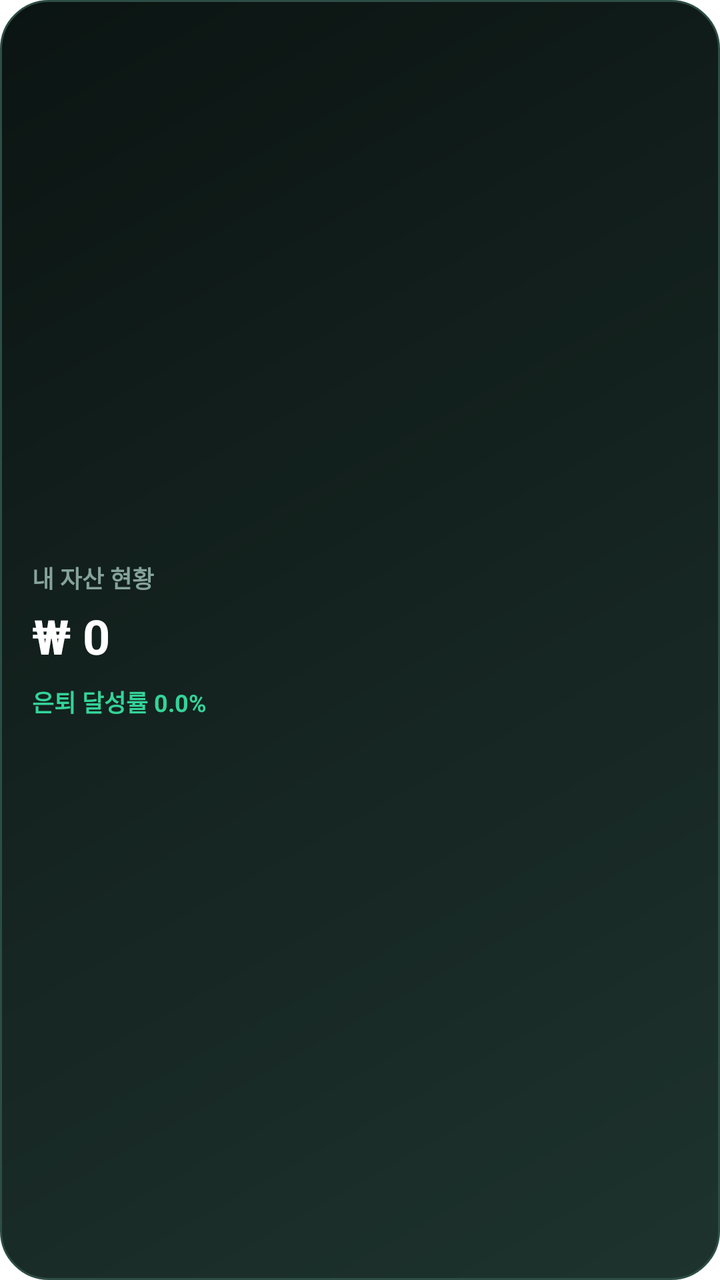
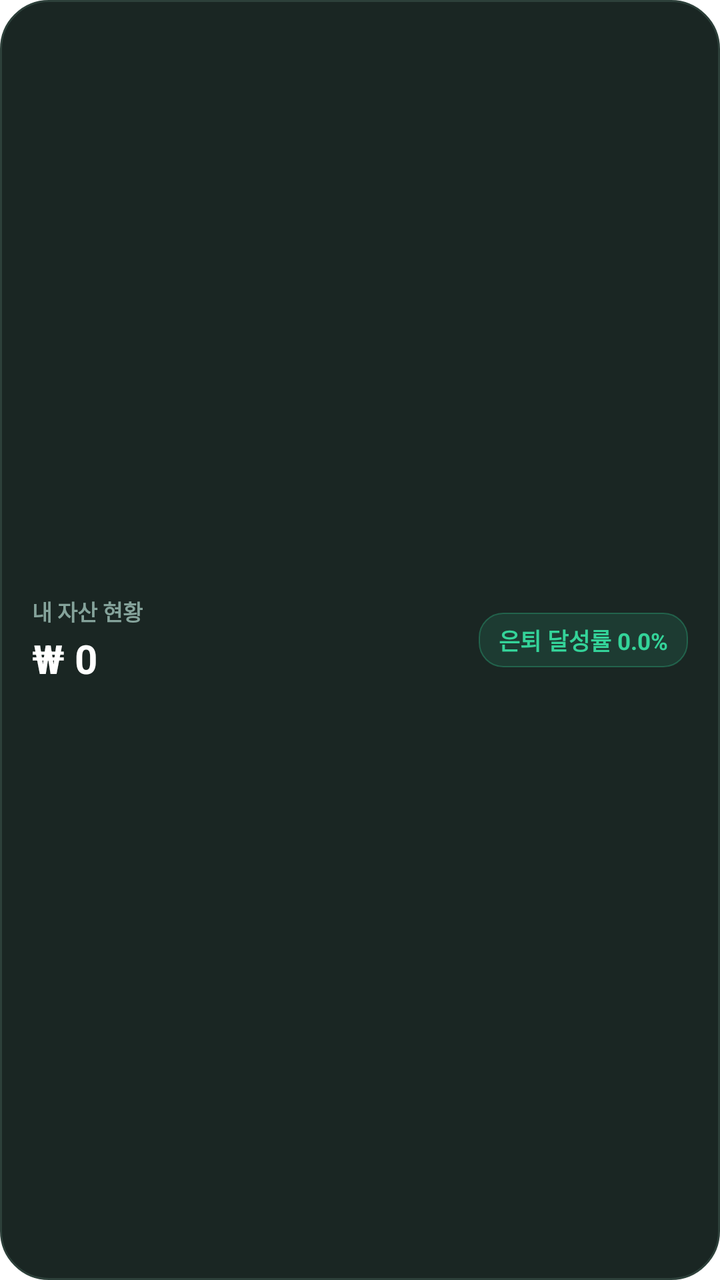

Compare the two renders of this Android layout. The source of the first and the diff that turns it into the second are given below.
<!-- AndroidManifest.xml: fallback theme Theme.MaterialComponents.DayNight.NoActionBar -->
<!-- res/layout/wealth_widget.xml -->
<?xml version="1.0" encoding="utf-8"?>
<LinearLayout xmlns:android="http://schemas.android.com/apk/res/android"
    android:layout_width="match_parent"
    android:layout_height="match_parent"
    android:background="@drawable/widget_bg"
    android:orientation="vertical"
    android:gravity="center_vertical"
    android:padding="16dp">

    <TextView
        android:id="@+id/widget_title"
        android:layout_width="match_parent"
        android:layout_height="wrap_content"
        android:text="내 자산 현황"
        android:textColor="#85A39B"
        android:textSize="12sp"
        android:textStyle="bold" />

    <TextView
        android:id="@+id/widget_total_wealth"
        android:layout_width="match_parent"
        android:layout_height="wrap_content"
        android:layout_marginTop="4dp"
        android:text="₩ 0"
        android:textColor="#FFFFFF"
        android:textSize="24sp"
        android:textStyle="bold"
        android:autoSizeTextType="uniform"
        android:autoSizeMinTextSize="12sp"
        android:autoSizeMaxTextSize="28sp"
        android:autoSizeStepGranularity="1sp"
        android:maxLines="1" />

    <TextView
        android:id="@+id/widget_percent"
        android:layout_width="match_parent"
        android:layout_height="wrap_content"
        android:layout_marginTop="8dp"
        android:text="은퇴 달성률 0.0%"
        android:textColor="#34D399"
        android:textSize="12sp"
        android:textStyle="bold" />

</LinearLayout>
<!-- resources referenced by this layout -->
<resources>
  <!-- drawable widget_bg (drawable) -->
  <?xml version="1.0" encoding="utf-8"?>
  <shape xmlns:android="http://schemas.android.com/apk/res/android"
      android:shape="rectangle">
      <gradient
          android:startColor="#1E332E"
          android:endColor="#0B1412"
          android:angle="135"/>
      <corners android:radius="24dp" />
      <stroke android:width="1dp" android:color="#2D4D45" />
  </shape>
</resources>

<!-- the commit's change to res/layout/wealth_widget.xml (unified diff, before → after) -->
@@ -1,44 +1,64 @@
 <?xml version="1.0" encoding="utf-8"?>
 <LinearLayout xmlns:android="http://schemas.android.com/apk/res/android"
+    android:id="@+id/widget_root"
     android:layout_width="match_parent"
     android:layout_height="match_parent"
-    android:background="@drawable/widget_bg"
-    android:orientation="vertical"
+    android:background="@drawable/widget_bg_dark"
+    android:orientation="horizontal"
     android:gravity="center_vertical"
-    android:padding="16dp">
+    android:paddingStart="16dp"
+    android:paddingEnd="16dp"
+    android:paddingTop="12dp"
+    android:paddingBottom="12dp">
 
+    
+    <LinearLayout
+        android:layout_width="0dp"
+        android:layout_height="wrap_content"
+        android:layout_weight="1"
+        android:orientation="vertical"
+        android:gravity="center_vertical">
+
+        <TextView
+            android:id="@+id/widget_title"
+            android:layout_width="wrap_content"
+            android:layout_height="wrap_content"
+            android:text="내 자산 현황"
+            android:textColor="#85A39B"
+            android:textSize="11sp"
+            android:textStyle="bold" />
+
+        <TextView
+            android:id="@+id/widget_total_wealth"
+            android:layout_width="wrap_content"
+            android:layout_height="wrap_content"
+            android:layout_marginTop="2dp"
+            android:text="₩ 0"
+            android:textColor="#FFFFFF"
+            android:textSize="20sp"
+            android:textStyle="bold"
+            android:maxLines="1"
+            android:autoSizeTextType="uniform"
+            android:autoSizeMinTextSize="12sp"
+            android:autoSizeMaxTextSize="22sp"
+            android:autoSizeStepGranularity="1sp" />
+    </LinearLayout>
+
+    
     <TextView
-        android:id="@+id/widget_title"
-        android:layout_width="match_parent"
+        android:id="@+id/widget_percent"
+        android:layout_width="wrap_content"
         android:layout_height="wrap_content"
-        android:text="내 자산 현황"
-        android:textColor="#85A39B"
-        android:textSize="12sp"
-        android:textStyle="bold" />
-
-    <TextView
-        android:id="@+id/widget_total_wealth"
-        android:layout_width="match_parent"
-        android:layout_height="wrap_content"
-        android:layout_marginTop="4dp"
-        android:text="₩ 0"
-        android:textColor="#FFFFFF"
-        android:textSize="24sp"
+        android:layout_marginStart="10dp"
+        android:background="@drawable/widget_badge_bg_dark"
+        android:paddingStart="10dp"
+        android:paddingEnd="10dp"
+        android:paddingTop="5dp"
+        android:paddingBottom="5dp"
+        android:text="은퇴 달성률 0.0%"
+        android:textColor="#34D399"
+        android:textSize="11.5sp"
         android:textStyle="bold"
-        android:autoSizeTextType="uniform"
-        android:autoSizeMinTextSize="12sp"
-        android:autoSizeMaxTextSize="28sp"
-        android:autoSizeStepGranularity="1sp"
         android:maxLines="1" />
 
-    <TextView
-        android:id="@+id/widget_percent"
-        android:layout_width="match_parent"
-        android:layout_height="wrap_content"
-        android:layout_marginTop="8dp"
-        android:text="은퇴 달성률 0.0%"
-        android:textColor="#34D399"
-        android:textSize="12sp"
-        android:textStyle="bold" />
-
 </LinearLayout>
<!-- resource entries referenced after the edit -->
@@ -1,15 +1,20 @@
 <!-- resources referenced by this layout -->
 <resources>
-  <!-- drawable widget_bg (drawable) -->
+  <!-- drawable widget_badge_bg_dark (drawable) -->
   <?xml version="1.0" encoding="utf-8"?>
   <shape xmlns:android="http://schemas.android.com/apk/res/android"
       android:shape="rectangle">
-      <gradient
-          android:startColor="#1E332E"
-          android:endColor="#0B1412"
-          android:angle="135"/>
+      <solid android:color="#1F34D399" />
+      <corners android:radius="12dp" />
+      <stroke android:width="0.8dp" android:color="#4D34D399" />
+  </shape>
+  <!-- drawable widget_bg_dark (drawable) -->
+  <?xml version="1.0" encoding="utf-8"?>
+  <shape xmlns:android="http://schemas.android.com/apk/res/android"
+      android:shape="rectangle">
+      <solid android:color="#1A2623" />
       <corners android:radius="24dp" />
-      <stroke android:width="1dp" android:color="#2D4D45" />
+      <stroke android:width="1dp" android:color="#2D403A" />
   </shape>
 </resources>
 
